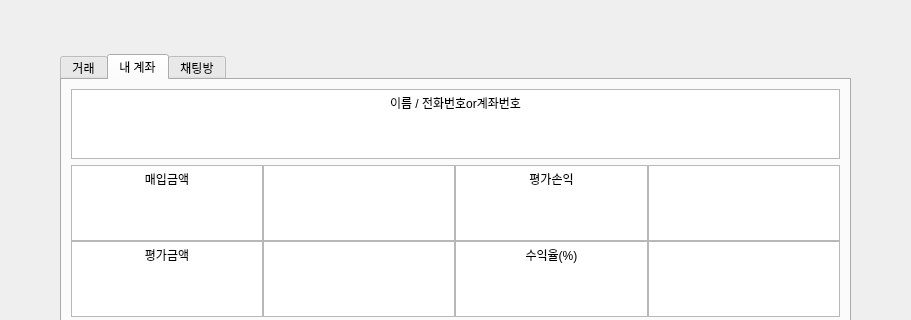
The window that miniProject2/mainview.ui (donjizzkan/miniProject2) describes before a commit, drawn with Qt 5; both pictures show x 0 to 911 and y 0 to 320 of the 911 by 620 pixel window.
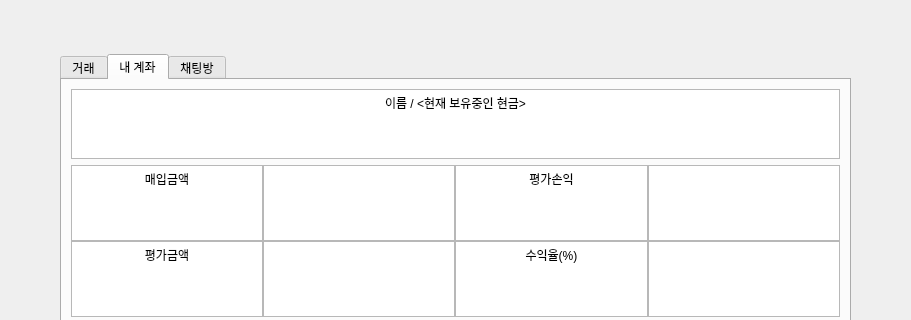
The same window after the commit.

Diff of the .ui file:
```diff
--- a/miniProject2/mainview.ui
+++ b/miniProject2/mainview.ui
@@ -73,7 +73,7 @@
 li.unchecked::marker { content: &quot;\2610&quot;; }
 li.checked::marker { content: &quot;\2612&quot;; }
 &lt;/style&gt;&lt;/head&gt;&lt;body style=&quot; font-family:'맑은 고딕'; font-size:9pt; font-weight:400; font-style:normal;&quot;&gt;
-&lt;p align=&quot;center&quot; style=&quot; margin-top:0px; margin-bottom:0px; margin-left:0px; margin-right:0px; -qt-block-indent:0; text-indent:0px;&quot;&gt;이름 / 전화번호or계좌번호&lt;/p&gt;&lt;/body&gt;&lt;/html&gt;</string>
+&lt;p align=&quot;center&quot; style=&quot; margin-top:0px; margin-bottom:0px; margin-left:0px; margin-right:0px; -qt-block-indent:0; text-indent:0px;&quot;&gt;이름 / &amp;lt;현재 보유중인 현금&amp;gt;&lt;/p&gt;&lt;/body&gt;&lt;/html&gt;</string>
          </property>
         </widget>
        </item>
```
